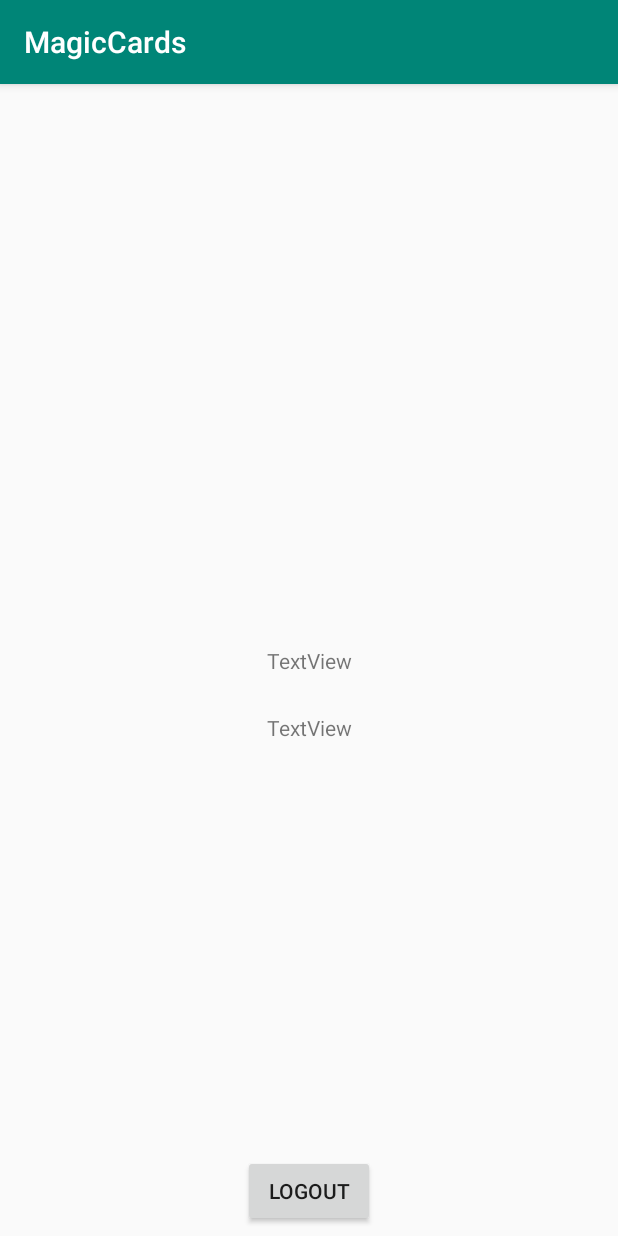
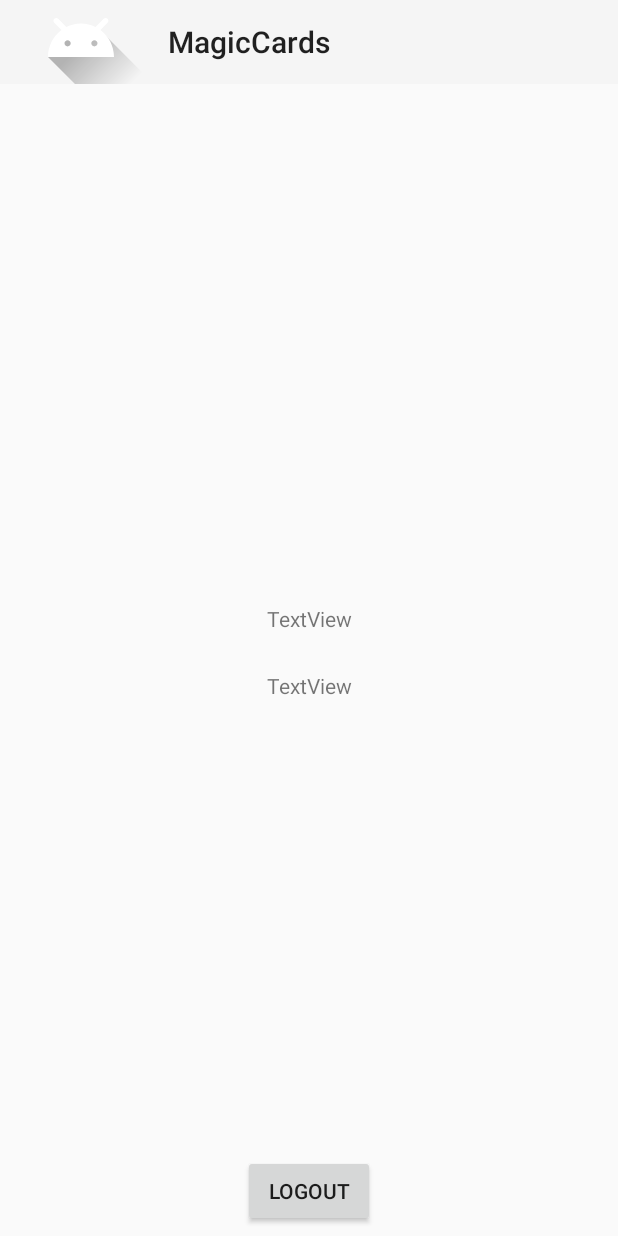
Before and after one commit to JeremyB1298/MagicCardsAndroid, an Android app: the MenuActivity screen opened directly, with no data from a screen before it, on a phone screen of 412 x 824 dp. Run offline under Robolectric (Android 15) with nearby library versions, the phone set to English and light mode, and no system bars; our stand-ins replace Picasso; libraries missing offline, so code that uses them is left out: com.facebook, com.facebook.login.

Commit message:
Navigation Drawer (Button logout)

```diff
--- a/app/build.gradle
+++ b/app/build.gradle
@@ -22,7 +22,7 @@ android {
 
 
 dependencies {
-    implementation fileTree(dir: 'libs', include: ['*.jar'])
+    implementation fileTree(include: ['*.jar'], dir: 'libs')
     //noinspection GradleCompatible
     implementation 'com.android.support:appcompat-v7:28.0.0'
     implementation 'com.android.support.constraint:constraint-layout:1.1.3'
@@ -32,5 +32,6 @@ dependencies {
     implementation 'com.facebook.android:facebook-login:[4,5)'
     implementation 'com.squareup.picasso:picasso:2.5.2'
     implementation 'com.google.android.gms:play-services-auth:15.0.1'
-
+    implementation 'com.android.support:appcompat-v7:28.0.0'
+    implementation 'com.android.support:design:28.0.0'
 }
--- a/app/src/main/AndroidManifest.xml
+++ b/app/src/main/AndroidManifest.xml
@@ -13,6 +13,7 @@
         android:roundIcon="@mipmap/ic_launcher_round"
         android:supportsRtl="true"
         android:theme="@style/AppTheme">
+
         <activity android:name=".MainActivity">
             <intent-filter>
                 <action android:name="android.intent.action.MAIN" />
@@ -41,7 +42,8 @@
                 <data android:scheme="@string/fb_login_protocol_scheme" />
             </intent-filter>
         </activity>
-        <activity android:name=".MenuActivity"></activity>
+        <activity android:name=".MenuActivity"
+            android:theme="@style/Theme.AppCompat.Light.NoActionBar"></activity>
     </application>
 
 </manifest>
--- a/app/src/main/java/com/example/lpiem/magiccards/MenuActivity.java
+++ b/app/src/main/java/com/example/lpiem/magiccards/MenuActivity.java
@@ -1,20 +1,34 @@
 package com.example.lpiem.magiccards;
 
 import android.content.Intent;
+import android.support.design.widget.NavigationView;
+import android.support.v4.view.GravityCompat;
+import android.support.v4.widget.DrawerLayout;
+import android.support.v7.app.ActionBar;
 import android.support.v7.app.AppCompatActivity;
 import android.os.Bundle;
+import android.support.v7.widget.Toolbar;
 import android.util.Log;
+import android.view.MenuItem;
 import android.view.View;
 import android.widget.Button;
 import android.widget.ImageView;
 import android.widget.TextView;
+import android.widget.Toast;
 
 
 import com.facebook.AccessToken;
 import com.facebook.FacebookSdk;
 
 import com.facebook.login.LoginManager;
+import com.google.android.gms.auth.api.Auth;
+import com.google.android.gms.auth.api.signin.GoogleSignIn;
 import com.google.android.gms.auth.api.signin.GoogleSignInAccount;
+import com.google.android.gms.auth.api.signin.GoogleSignInClient;
+import com.google.android.gms.auth.api.signin.GoogleSignInOptions;
+import com.google.android.gms.common.api.GoogleApiClient;
+import com.google.android.gms.common.api.ResultCallback;
+import com.google.android.gms.common.api.Status;
 import com.squareup.picasso.Picasso;
 
 import org.json.JSONObject;
@@ -30,13 +44,60 @@ public class MenuActivity extends AppCompatActivity {
     private Button bLogOut;
     static private User user;
 
+    private DrawerLayout mDrawerLayout;
 
+    private GoogleApiClient mGoogleApiClient;
 
+    private GoogleSignInAccount acct;
+
+    @Override
+    protected void onStart() {
+        GoogleSignInOptions gso = new GoogleSignInOptions.Builder(GoogleSignInOptions.DEFAULT_SIGN_IN)
+                .requestEmail()
+                .build();
+        mGoogleApiClient = new GoogleApiClient.Builder(this)
+                .addApi(Auth.GOOGLE_SIGN_IN_API, gso)
+                .build();
+        mGoogleApiClient.connect();
+        super.onStart();
+    }
 
     @Override
     protected void onCreate(Bundle savedInstanceState) {
         super.onCreate(savedInstanceState);
         setContentView(R.layout.activity_menu);
+
+        Toolbar toolbar = findViewById(R.id.toolbar);
+        setSupportActionBar(toolbar);
+        ActionBar actionbar = getSupportActionBar();
+        actionbar.setDisplayHomeAsUpEnabled(true);
+        actionbar.setHomeAsUpIndicator(R.drawable.ic_launcher_foreground);
+
+        mDrawerLayout = findViewById(R.id.drawer_layout);
+        NavigationView navigationView = findViewById(R.id.nav_view);
+        navigationView.setNavigationItemSelectedListener(
+                new NavigationView.OnNavigationItemSelectedListener() {
+                    @Override
+                    public boolean onNavigationItemSelected(MenuItem menuItem) {
+                        // set item as selected to persist highlight
+                        menuItem.setChecked(true);
+                        // close drawer when item is tapped
+                        mDrawerLayout.closeDrawers();
+
+                         switch (menuItem.getItemId())
+                        {
+                            case R.id.logOutNavDraw:
+                                logOut(findViewById(android.R.id.content));
+                                break;
+                            default:
+                                //Action;
+                        }
+                        // Add code here to update the UI based on the item selected
+                        // For example, swap UI fragments here
+
+                        return true;
+                    }
+                });
 
         Intent intent = getIntent();
 
@@ -60,7 +121,7 @@ public class MenuActivity extends AppCompatActivity {
         }
 
         try {
-            GoogleSignInAccount acct = intent.getParcelableExtra("ACCOUNT");
+            acct = intent.getParcelableExtra("ACCOUNT");
             tvUserEmail.setText(acct.getDisplayName().toString());
             tvUserName.setText(acct.getEmail().toString());
         }
@@ -73,15 +134,40 @@ public class MenuActivity extends AppCompatActivity {
 
     }
 
+    @Override
+    public boolean onOptionsItemSelected(MenuItem item) {
+        switch (item.getItemId()) {
+            case android.R.id.home:
+                mDrawerLayout.openDrawer(GravityCompat.START);
+                return true;
+        }
+        return super.onOptionsItemSelected(item);
+    }
+
     public void logOut(View view){
 
-
+        if(response != null){
         AccessToken.setCurrentAccessToken(null);
         LoginManager.getInstance().logOut();
         Intent intent = new Intent(MenuActivity.this,MainActivity.class);
         startActivity(intent);
+        }
 
+        if(acct != null) {
+            Auth.GoogleSignInApi.signOut(mGoogleApiClient).setResultCallback(
+                    new ResultCallback<Status>() {
+                        @Override
+                        public void onResult(Status status) {
+                            // ...
+                            Toast.makeText(getApplicationContext(), "Logged Out", Toast.LENGTH_SHORT).show();
+                            Intent intent = new Intent(MenuActivity.this, MainActivity.class);
+                            startActivity(intent);
+                        }
+                    });
+        }
     }
+
+
 
     private void initUser(){
 
--- a/app/src/main/res/layout/activity_menu.xml
+++ b/app/src/main/res/layout/activity_menu.xml
@@ -1,10 +1,28 @@
 <?xml version="1.0" encoding="utf-8"?>
-<android.support.constraint.ConstraintLayout xmlns:android="http://schemas.android.com/apk/res/android"
+<!-- Use DrawerLayout as root container for activity -->
+<android.support.v4.widget.DrawerLayout xmlns:android="http://schemas.android.com/apk/res/android"
     xmlns:app="http://schemas.android.com/apk/res-auto"
-    xmlns:tools="http://schemas.android.com/tools"
+    android:id="@+id/drawer_layout"
     android:layout_width="match_parent"
     android:layout_height="match_parent"
-    tools:context=".MenuActivity">
+    android:fitsSystemWindows="true">
+
+    <!-- Layout to contain contents of main body of screen (drawer will slide over this) -->
+    <FrameLayout
+        android:id="@+id/content_frame"
+        android:layout_width="match_parent"
+        android:layout_height="match_parent" >
+
+        <android.support.v7.widget.Toolbar
+            android:id="@+id/toolbar"
+            android:layout_width="match_parent"
+            android:layout_height="?attr/actionBarSize"
+            android:background="?attr/colorPrimary"
+             />
+
+        <android.support.constraint.ConstraintLayout
+            android:layout_width="match_parent"
+            android:layout_height="match_parent">
 
             <TextView
                 android:id="@+id/tvUserName"
@@ -47,4 +65,18 @@
                 app:layout_constraintEnd_toEndOf="parent"
                 app:layout_constraintStart_toStartOf="parent"
                 app:layout_constraintTop_toBottomOf="@+id/ivUserPicture" />
+
         </android.support.constraint.ConstraintLayout>
+    </FrameLayout>
+
+    <!-- Container for contents of drawer - use NavigationView to make configuration easier -->
+    <android.support.design.widget.NavigationView
+        android:id="@+id/nav_view"
+        android:layout_width="wrap_content"
+        android:layout_height="match_parent"
+        android:layout_gravity="start"
+        android:fitsSystemWindows="true"
+        app:menu="@menu/drawer_view" />
+
+
+</android.support.v4.widget.DrawerLayout>
--- /dev/null
+++ b/app/src/main/res/menu/drawer_view.xml
@@ -0,0 +1,10 @@
+<?xml version="1.0" encoding="utf-8"?>
+<menu xmlns:android="http://schemas.android.com/apk/res/android" >
+    <group android:checkableBehavior="single">
+        <item
+            android:id="@+id/logOutNavDraw"
+            android:icon="@mipmap/ic_launcher"
+            android:title="@string/logout" />
+
+    </group>
+</menu>
--- a/app/src/main/res/values/strings.xml
+++ b/app/src/main/res/values/strings.xml
@@ -1,8 +1,14 @@
 <resources>
     <string name="app_name">MagicCards</string>
 
+    <string name="logout">Logout</string>
+
     <string name="facebook_app_id">246160442735223</string>
     <string name="fb_login_protocol_scheme">fb246160442735223</string>
+    <string name="imp" >Import</string>
+    <string name="gallery" >Gallery</string>
+    <string name="slideshow" >SlideShow</string>
+    <string name="tools" >Tools</string>
 
 
 </resources>
--- a/app/src/main/res/values/styles.xml
+++ b/app/src/main/res/values/styles.xml
@@ -8,4 +8,6 @@
         <item name="colorAccent">@color/colorAccent</item>
     </style>
 
+
+
 </resources>
```
Lines whose indentation alone changed are shown as unchanged.
